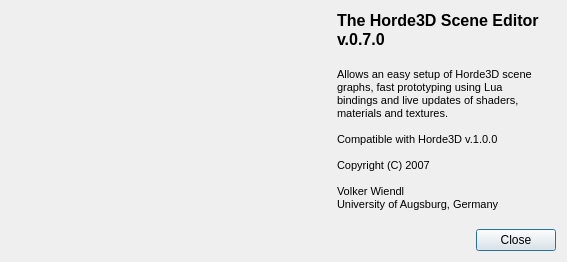
Before: the Qt Designer form Tools/Horde3DEditor/src/HordeSceneEditor/AboutDialog.ui in shdpl/nawia, drawn with Qt 5.
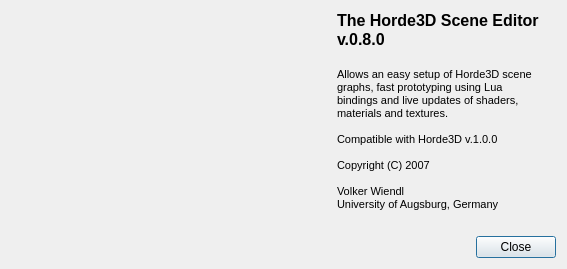
After: the same form once the commit is applied. Icons and pictures are not drawn.

The edit to the form file:
```diff
--- a/Tools/Horde3DEditor/src/HordeSceneEditor/AboutDialog.ui
+++ b/Tools/Horde3DEditor/src/HordeSceneEditor/AboutDialog.ui
@@ -6,7 +6,7 @@
     <x>0</x>
     <y>0</y>
     <width>567</width>
-    <height>258</height>
+    <height>269</height>
    </rect>
   </property>
   <property name="windowTitle" >
@@ -47,11 +47,12 @@
    <item row="0" column="1" >
     <widget class="QLabel" name="m_text" >
      <property name="text" >
-      <string>&lt;html>&lt;head>&lt;meta name="qrichtext" content="1" />&lt;style type="text/css">
+      <string>&lt;!DOCTYPE HTML PUBLIC "-//W3C//DTD HTML 4.0//EN" "http://www.w3.org/TR/REC-html40/strict.dtd">
+&lt;html>&lt;head>&lt;meta name="qrichtext" content="1" />&lt;style type="text/css">
 p, li { white-space: pre-wrap; }
 &lt;/style>&lt;/head>&lt;body style=" font-family:'MS Shell Dlg 2'; font-size:8.25pt; font-weight:400; font-style:normal;">
 &lt;p style=" margin-top:0px; margin-bottom:0px; margin-left:0px; margin-right:0px; -qt-block-indent:0; text-indent:0px; font-size:8pt;">&lt;span style=" font-size:12pt; font-weight:600;">The Horde3D Scene Editor&lt;/span>&lt;/p>
-&lt;p style=" margin-top:0px; margin-bottom:0px; margin-left:0px; margin-right:0px; -qt-block-indent:0; text-indent:0px; font-size:12pt; font-weight:600;">v.0.7.0&lt;/p>
+&lt;p style=" margin-top:0px; margin-bottom:0px; margin-left:0px; margin-right:0px; -qt-block-indent:0; text-indent:0px; font-size:12pt; font-weight:600;">v.0.8.0&lt;/p>
 &lt;p style="-qt-paragraph-type:empty; margin-top:0px; margin-bottom:0px; margin-left:0px; margin-right:0px; -qt-block-indent:0; text-indent:0px; font-size:12pt; font-weight:600;">&lt;/p>
 &lt;p style=" margin-top:0px; margin-bottom:0px; margin-left:0px; margin-right:0px; -qt-block-indent:0; text-indent:0px; font-size:12pt; font-weight:600;">&lt;span style=" font-size:8pt; font-weight:400;">Allows an easy setup of Horde3D scene &lt;/span>&lt;/p>
 &lt;p style=" margin-top:0px; margin-bottom:0px; margin-left:0px; margin-right:0px; -qt-block-indent:0; text-indent:0px; font-size:8pt;">graphs, fast prototyping using Lua &lt;/p>
```
Left out of the diff: 2 changed lines with no effect on the pictures.
